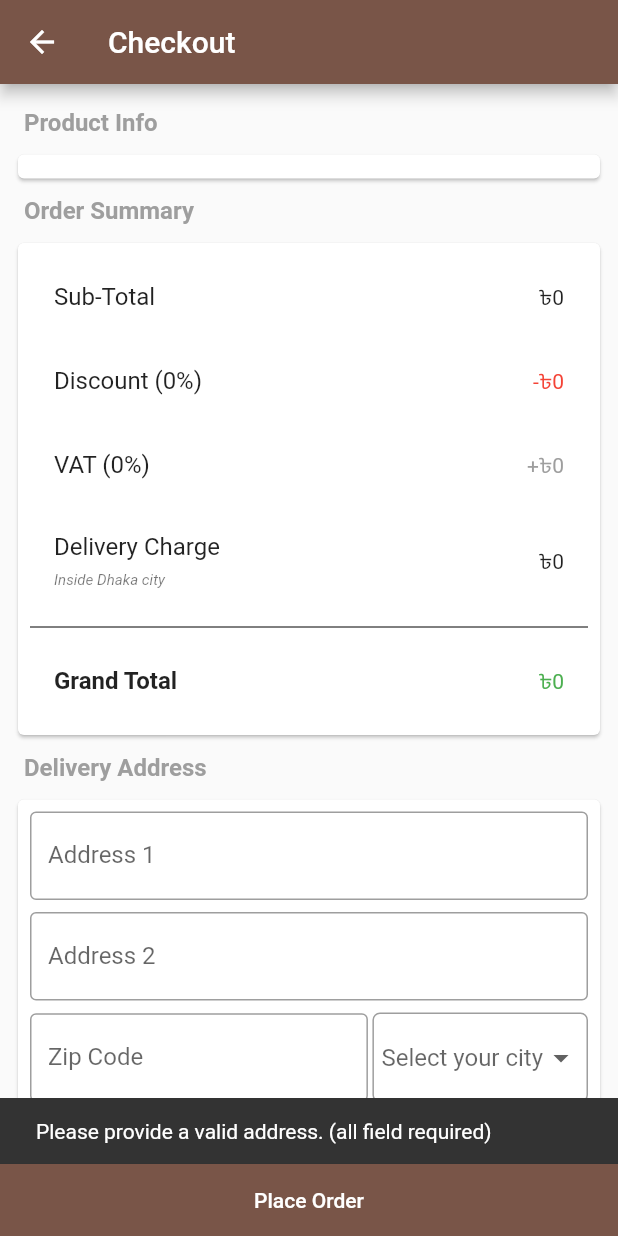
After one commit to ShovonSikder/ecomUser, a Flutter app: the CheckoutPage screen opened by its route, after a tap on "Place Order", on a phone screen of 412 x 824 dp. The commit adds this screen. Run offline on Flutter 3.47's test engine with Material 2 defaults, Android fonts, the phone set to English and light mode, and no system bars; our stand-ins replace cached_network_image, cloud_firestore, connectivity_plus, firebase_auth, firebase_core, firebase_storage and 6 more; accounts and stored records are empty.

Commit message:
checkout from cart

```diff
--- a/lib/customwidgets/cart_bubble_view.dart
+++ b/lib/customwidgets/cart_bubble_view.dart
@@ -1,5 +1,5 @@
 import 'package:ecomuser/pages/cart_page.dart';
-import 'package:ecomuser/providers/card_provider.dart';
+import 'package:ecomuser/providers/cart_provider.dart';
 import 'package:flutter/material.dart';
 import 'package:provider/provider.dart';
 
--- a/lib/customwidgets/cart_item_view.dart
+++ b/lib/customwidgets/cart_item_view.dart
@@ -1,6 +1,6 @@
 import 'package:cached_network_image/cached_network_image.dart';
 import 'package:ecomuser/models/cart_model.dart';
-import 'package:ecomuser/providers/card_provider.dart';
+import 'package:ecomuser/providers/cart_provider.dart';
 import 'package:ecomuser/utils/constants.dart';
 import 'package:flutter/material.dart';
 import 'package:flutter_easyloading/flutter_easyloading.dart';
--- a/lib/main.dart
+++ b/lib/main.dart
@@ -1,8 +1,9 @@
 import 'package:ecomuser/auth/authservice.dart';
 import 'package:ecomuser/pages/cart_page.dart';
+import 'package:ecomuser/pages/checkout_page.dart';
 import 'package:ecomuser/pages/otp_verification_page.dart';
 import 'package:ecomuser/pages/user_profile_page.dart';
-import 'package:ecomuser/providers/card_provider.dart';
+import 'package:ecomuser/providers/cart_provider.dart';
 import 'package:ecomuser/providers/order_provider.dart';
 import 'package:ecomuser/providers/product_provider.dart';
 import 'package:ecomuser/providers/user_provider.dart';
@@ -92,6 +93,7 @@ class _MyAppState extends State<MyApp> with WidgetsBindingObserver {
         UserProfilePage.routeName: (context) => const UserProfilePage(),
         OtpVerificationPage.routeName: (context) => const OtpVerificationPage(),
         CartPage.routeName: (context) => const CartPage(),
+        CheckoutPage.routeName: (context) => const CheckoutPage(),
       },
     );
   }
--- a/lib/models/cart_model.dart
+++ b/lib/models/cart_model.dart
@@ -6,11 +6,13 @@ const String cartFieldProductImageUrl = 'productImageUrl';
 const String cartFieldQuantity = 'quantity';
 const String cartFieldSalePrice = 'salePrice';
 const String cartFieldCategoryId = 'categoryId';
+const String cartFieldProductStock = 'productStock';
 
 class CartModel {
   String productId;
   String productName;
   String productImageUrl;
+  num productStock;
   num quantity;
   num salePrice;
   String categoryId;
@@ -22,6 +24,7 @@ class CartModel {
     this.quantity = 1,
     required this.salePrice,
     required this.categoryId,
+    required this.productStock,
   });
 
   Map<String, dynamic> toMap() {
@@ -32,6 +35,7 @@ class CartModel {
       cartFieldQuantity: quantity,
       cartFieldSalePrice: salePrice,
       cartFieldCategoryId: categoryId,
+      cartFieldProductStock: productStock,
     };
   }
 
@@ -39,6 +43,7 @@ class CartModel {
         productId: map[cartFieldProductId],
         productName: map[cartFieldProductName],
         productImageUrl: map[cartFieldProductImageUrl],
+        productStock: map[cartFieldProductStock],
         quantity: map[cartFieldQuantity],
         salePrice: map[cartFieldSalePrice],
         categoryId: map[cartFieldCategoryId],
--- a/lib/models/order_constant_model.dart
+++ b/lib/models/order_constant_model.dart
@@ -1,5 +1,5 @@
 const String collectionUtils = 'utils';
-const String documentOrderConstants = 'OrderConstants';
+const String documentOrderConstants = 'orderConstants';
 const String orderConFieldDiscount = 'discount';
 const String orderConFieldVat = 'vat';
 const String orderConFieldDeliCharge = 'deliveryCharge';
--- a/lib/models/order_model.dart
+++ b/lib/models/order_model.dart
@@ -1,6 +1,20 @@
 import 'package:ecomuser/models/address_model.dart';
 import 'package:ecomuser/models/cart_model.dart';
 import 'package:ecomuser/models/date_model.dart';
+
+const String collectionOrder = 'Order';
+
+const String orderFieldOrderId = 'orderId';
+const String orderFieldUserId = 'userId';
+const String orderFieldGrandTotal = 'grandTotal';
+const String orderFieldDiscount = 'discount';
+const String orderFieldVAT = 'VAT';
+const String orderFieldOrderStatus = 'orderStatus';
+const String orderFieldPaymentMethod = 'paymentMethod';
+const String orderFieldOrderDate = 'orderDate';
+const String orderFieldDeliveryAddress = 'deliveryAddress';
+const String orderFieldDeliveryCharge = 'deliveryCharge';
+const String orderFieldProductDetails = 'productDetails';
 
 class OrderModel {
   String orderId;
@@ -10,21 +24,54 @@ class OrderModel {
   num grandTotal;
   num discount;
   num VAT;
-
+  num deliveryCharge;
   DateModel orderDate;
   AddressModel deliveryAddress;
   List<CartModel> productDetails;
 
-  OrderModel({
-    required this.orderId,
+  OrderModel(
+      {required this.orderId,
       required this.userId,
       required this.orderStatus,
       required this.paymentMethod,
       required this.grandTotal,
       required this.discount,
       required this.VAT,
+      required this.deliveryCharge,
       required this.orderDate,
       required this.deliveryAddress,
-    required this.productDetails,
-  });
+      required this.productDetails});
+
+  Map<String, dynamic> toMap() {
+    return <String, dynamic>{
+      orderFieldOrderId: orderId,
+      orderFieldUserId: userId,
+      orderFieldOrderStatus: orderStatus,
+      orderFieldPaymentMethod: paymentMethod,
+      orderFieldGrandTotal: grandTotal,
+      orderFieldDiscount: discount,
+      orderFieldVAT: VAT,
+      orderFieldDeliveryCharge: deliveryCharge,
+      orderFieldOrderDate: orderDate.toMap(),
+      orderFieldDeliveryAddress: deliveryAddress.toMap(),
+      orderFieldProductDetails: List.generate(
+          productDetails.length, (index) => productDetails[index].toMap()),
+    };
   }
+
+  factory OrderModel.fromMap(Map<String, dynamic> map) => OrderModel(
+        orderId: map[orderFieldOrderId],
+        userId: map[orderFieldUserId],
+        orderStatus: map[orderFieldOrderStatus],
+        paymentMethod: map[orderFieldPaymentMethod],
+        grandTotal: map[orderFieldGrandTotal],
+        discount: map[orderFieldDiscount],
+        VAT: map[orderFieldVAT],
+        deliveryCharge: map[orderFieldDeliveryCharge],
+        orderDate: DateModel.fromMap(map[orderFieldOrderDate]),
+        deliveryAddress: AddressModel.fromMap(map[orderFieldDeliveryAddress]),
+        productDetails: (map[orderFieldProductDetails] as List)
+            .map((e) => CartModel.fromMap(e))
+            .toList(),
+      );
+}
--- a/lib/pages/cart_page.dart
+++ b/lib/pages/cart_page.dart
@@ -1,5 +1,6 @@
 import 'package:ecomuser/customwidgets/cart_item_view.dart';
-import 'package:ecomuser/providers/card_provider.dart';
+import 'package:ecomuser/pages/checkout_page.dart';
+import 'package:ecomuser/providers/cart_provider.dart';
 import 'package:ecomuser/utils/constants.dart';
 import 'package:flutter/material.dart';
 import 'package:provider/provider.dart';
@@ -40,7 +41,12 @@ class CartPage extends StatelessWidget {
                       style: Theme.of(context).textTheme.headline6,
                     )),
                     OutlinedButton(
-                      onPressed: provider.totalItemsInCart == 0 ? null : () {},
+                      onPressed: provider.totalItemsInCart == 0
+                          ? null
+                          : () {
+                              Navigator.pushNamed(
+                                  context, CheckoutPage.routeName);
+                            },
                       child: const Text('CHEKCOUT'),
                     )
                   ],
--- /dev/null
+++ b/lib/pages/checkout_page.dart
@@ -0,0 +1,329 @@
+import 'package:cloud_firestore/cloud_firestore.dart';
+import 'package:ecomuser/models/address_model.dart';
+import 'package:ecomuser/models/date_model.dart';
+import 'package:ecomuser/models/order_model.dart';
+import 'package:ecomuser/providers/cart_provider.dart';
+import 'package:ecomuser/providers/order_provider.dart';
+import 'package:ecomuser/providers/user_provider.dart';
+import 'package:ecomuser/utils/constants.dart';
+import 'package:ecomuser/utils/helper_functions.dart';
+import 'package:flutter/material.dart';
+import 'package:flutter_easyloading/flutter_easyloading.dart';
+import 'package:provider/provider.dart';
+
+class CheckoutPage extends StatefulWidget {
+  static const String routeName = '/checkout';
+  const CheckoutPage({Key? key}) : super(key: key);
+
+  @override
+  State<CheckoutPage> createState() => _CheckoutPageState();
+}
+
+class _CheckoutPageState extends State<CheckoutPage> {
+  late OrderProvider orderProvider;
+  late CartProvider cartProvider;
+  late UserProvider userProvider;
+
+  String paymentMethodGroupValue = PaymentMethod.cod;
+  String? city;
+
+  final addressLine1Controller = TextEditingController();
+  final addressLine2Controller = TextEditingController();
+  final zipController = TextEditingController();
+
+  @override
+  void didChangeDependencies() {
+    // TODO: implement didChangeDependencies
+    orderProvider = Provider.of<OrderProvider>(context, listen: true);
+    userProvider = Provider.of<UserProvider>(context, listen: false);
+    cartProvider = Provider.of<CartProvider>(context, listen: false);
+    _setAddressMethod();
+    super.didChangeDependencies();
+  }
+
+  @override
+  Widget build(BuildContext context) {
+    return Scaffold(
+      appBar: AppBar(
+        title: const Text('Checkout'),
+      ),
+      body: ListView(
+        padding: const EdgeInsets.all(8),
+        children: [
+          buildHeaderSection('Product Info'),
+          buildProductInfoSection(),
+          buildHeaderSection('Order Summary'),
+          buildOrderSummarySection(),
+          buildHeaderSection('Delivery Address'),
+          buildDeliveryAddressSection(),
+          buildHeaderSection('Payment Method'),
+          buildPaymentMethodSection(),
+        ],
+      ),
+      bottomNavigationBar: Card(
+        shape: OutlineInputBorder(
+          borderRadius: BorderRadius.circular(0),
+          borderSide: BorderSide.none,
+        ),
+        margin: EdgeInsets.only(bottom: 0),
+        color: Theme.of(context).primaryColor,
+        child: ElevatedButton(
+          style: ElevatedButton.styleFrom(
+            shadowColor: Colors.transparent,
+          ),
+          onPressed: _saveOrder,
+          child: const Text('Place Order'),
+        ),
+      ),
+    );
+  }
+
+  Widget buildHeaderSection(String title) {
+    return Padding(
+      padding: const EdgeInsets.all(8),
+      child: Text(
+        title,
+        style: const TextStyle(
+          fontSize: 16,
+          fontWeight: FontWeight.bold,
+          color: Colors.grey,
+        ),
+      ),
+    );
+  }
+
+  Widget buildProductInfoSection() => Card(
+        child: Padding(
+          padding: const EdgeInsets.all(8),
+          child: Column(
+            children: cartProvider.cartList
+                .map((cartModel) => ListTile(
+                      title: Text(cartModel.productName),
+                      trailing: Text(
+                          '${cartModel.quantity} X $currencySymbol${cartModel.salePrice}'),
+                    ))
+                .toList(),
+          ),
+        ),
+      );
+
+  void _saveOrder() {
+    if (addressLine1Controller.text.isEmpty ||
+        addressLine2Controller.text.isEmpty ||
+        zipController.text.isEmpty ||
+        city == null) {
+      showMsg(context, 'Please provide a valid address. (all field required)');
+      return;
+    }
+    EasyLoading.show(status: 'Placing order...');
+    final orderModel = OrderModel(
+      orderId: generateOrderId,
+      userId: userProvider.userModel!.userId,
+      orderStatus: OrderStatus.pending,
+      paymentMethod: paymentMethodGroupValue,
+      grandTotal: orderProvider.getGrandTotal(cartProvider.getCartSubTotal()),
+      discount: orderProvider.getDiscountAmount(cartProvider.getCartSubTotal()),
+      VAT: orderProvider.getVatAmount(cartProvider.getCartSubTotal()),
+      deliveryCharge: orderProvider.orderConstantModel.deliveryCharge,
+      orderDate: DateModel(
+        day: DateTime.now().day,
+        month: DateTime.now().month,
+        year: DateTime.now().year,
+        timestamp: Timestamp.fromDate(
+          DateTime.now(),
+        ),
+      ),
+      deliveryAddress: AddressModel(
+        addressLine1: addressLine1Controller.text,
+        addressLine2: addressLine2Controller.text,
+        city: city,
+        zipcode: zipController.text,
+      ),
+      productDetails: cartProvider.cartList,
+    );
+  }
+
+  Widget buildOrderSummarySection() => Card(
+        child: Padding(
+          padding: const EdgeInsets.all(8),
+          child: Column(
+            children: [
+              ListTile(
+                title: const Text('Sub-Total'),
+                trailing: Text(
+                  '$currencySymbol${cartProvider.getCartSubTotal().toString()}',
+                ),
+              ),
+              ListTile(
+                title: Text(
+                    'Discount (${orderProvider.orderConstantModel.discount}%)'),
+                trailing: Text(
+                  '-$currencySymbol${orderProvider.getDiscountAmount(cartProvider.getCartSubTotal())}',
+                  style: const TextStyle(
+                    color: Colors.red,
+                  ),
+                ),
+              ),
+              ListTile(
+                title: Text('VAT (${orderProvider.orderConstantModel.vat}%)'),
+                trailing: Text(
+                  '+$currencySymbol${orderProvider.getVatAmount(cartProvider.getCartSubTotal())}',
+                  style: const TextStyle(
+                    color: Colors.grey,
+                  ),
+                ),
+              ),
+              ListTile(
+                title: const Text('Delivery Charge'),
+                trailing: Text(
+                  '$currencySymbol${orderProvider.orderConstantModel.deliveryCharge}',
+                ),
+                subtitle: const Text(
+                  'Inside Dhaka city',
+                  style: TextStyle(fontSize: 10, fontStyle: FontStyle.italic),
+                ),
+              ),
+              const Divider(
+                color: Colors.black,
+              ),
+              ListTile(
+                title: const Text(
+                  'Grand Total',
+                  style: TextStyle(
+                    fontWeight: FontWeight.bold,
+                  ),
+                ),
+                trailing: Text(
+                  '$currencySymbol${orderProvider.getGrandTotal(cartProvider.getCartSubTotal())}',
+                  style: const TextStyle(color: Colors.green),
+                ),
+              ),
+            ],
+          ),
+        ),
+      );
+
+  Widget buildDeliveryAddressSection() => Card(
+        child: Padding(
+          padding: const EdgeInsets.all(8),
+          child: Column(
+            children: [
+              TextField(
+                controller: addressLine1Controller,
+                decoration: const InputDecoration(
+                  border: OutlineInputBorder(),
+                  labelText: 'Address 1',
+                ),
+              ),
+              const SizedBox(
+                height: 8,
+              ),
+              TextField(
+                controller: addressLine2Controller,
+                decoration: const InputDecoration(
+                  border: OutlineInputBorder(),
+                  labelText: 'Address 2',
+                ),
+              ),
+              const SizedBox(
+                height: 8,
+              ),
+              Row(
+                children: [
+                  Expanded(
+                    child: TextField(
+                      keyboardType: TextInputType.datetime,
+                      controller: zipController,
+                      decoration: const InputDecoration(
+                        border: OutlineInputBorder(),
+                        labelText: 'Zip Code',
+                      ),
+                    ),
+                  ),
+                  const SizedBox(
+                    width: 3,
+                  ),
+                  Container(
+                    padding: const EdgeInsets.all(5),
+                    decoration: BoxDecoration(
+                        border: Border.all(width: 1, color: Colors.grey),
+                        borderRadius: BorderRadius.circular(5)),
+                    child: DropdownButton<String>(
+                      underline: const Text(''),
+                      elevation: 0,
+                      value: city,
+                      hint: const Text('Select your city'),
+                      isExpanded: false,
+                      onChanged: (value) {
+                        setState(() {
+                          city = value;
+                        });
+                      },
+                      items: cities
+                          .map(
+                            (city) => DropdownMenuItem<String>(
+                              value: city,
+                              child: Text(city),
+                            ),
+                          )
+                          .toList(),
+                    ),
+                  ),
+                ],
+              ),
+            ],
+          ),
+        ),
+      );
+
+  Widget buildPaymentMethodSection() => Card(
+        child: Padding(
+          padding: const EdgeInsets.all(8),
+          child: Row(
+            children: [
+              Radio(
+                value: PaymentMethod.cod,
+                groupValue: paymentMethodGroupValue,
+                onChanged: (value) {
+                  setState(() {
+                    paymentMethodGroupValue = value!;
+                  });
+                },
+              ),
+              const Text(PaymentMethod.cod),
+              Radio(
+                value: PaymentMethod.online,
+                groupValue: paymentMethodGroupValue,
+                onChanged: (value) {
+                  setState(() {
+                    paymentMethodGroupValue = value!;
+                  });
+                },
+              ),
+              const Text(PaymentMethod.online),
+            ],
+          ),
+        ),
+      );
+
+  @override
+  void dispose() {
+    // TODO: implement dispose
+    addressLine1Controller.dispose();
+    addressLine2Controller.dispose();
+    zipController.dispose();
+    super.dispose();
+  }
+
+  void _setAddressMethod() {
+    if (userProvider.userModel != null) {
+      if (userProvider.userModel!.addressModel != null) {
+        final address = userProvider.userModel!.addressModel!;
+        addressLine1Controller.text = address.addressLine1!;
+        addressLine2Controller.text = address.addressLine2!;
+        zipController.text = address.zipcode!;
+        city = address.city;
+      }
+    }
+  }
+}
--- a/lib/pages/product_details_page.dart
+++ b/lib/pages/product_details_page.dart
@@ -4,7 +4,7 @@ import 'package:ecomuser/customwidgets/image_holder_view.dart';
 import 'package:ecomuser/models/comment_model.dart';
 import 'package:ecomuser/models/product_model.dart';
 import 'package:ecomuser/pages/login_page.dart';
-import 'package:ecomuser/providers/card_provider.dart';
+import 'package:ecomuser/providers/cart_provider.dart';
 import 'package:ecomuser/providers/product_provider.dart';
 import 'package:ecomuser/providers/user_provider.dart';
 import 'package:ecomuser/utils/constants.dart';
@@ -98,7 +98,18 @@ class _ProductDetailsPageState extends State<ProductDetailsPage> {
             children: [
               Expanded(
                 child: OutlinedButton.icon(
-                  onPressed: () {},
+                  onPressed: () {
+                    if (AuthService.currentUser!.isAnonymous) {
+                      redirectingDialog(
+                        context: context,
+                        source: ProductDetailsPage.routeName,
+                        destination: LoginPage.routeName,
+                        title: 'Login Required to Rate',
+                        msg: 'Goto Login page to sign up or sign in',
+                      );
+                      return;
+                    }
+                  },
                   icon: const Icon(Icons.favorite),
                   label: const Text(
                     'ADD TO FAVORITE',
@@ -111,16 +122,33 @@ class _ProductDetailsPageState extends State<ProductDetailsPage> {
                   final isInCart =
                       provider.isProductInCart(productModel.productId!);
                   return OutlinedButton.icon(
-                    onPressed: () {
-                      isInCart
-                          ? provider.removeFromCart(productModel.productId!)
-                          : provider.addToCart(productModel);
-                    },
+                    onPressed: productModel.stock == 0
+                        ? null
+                        : () {
+                            if (AuthService.currentUser!.isAnonymous) {
+                              redirectingDialog(
+                                context: context,
+                                source: ProductDetailsPage.routeName,
+                                destination: LoginPage.routeName,
+                                title: 'Login Required to Rate',
+                                msg: 'Goto Login page to sign up or sign in',
+                              );
+                              return;
+                            }
+                            isInCart
+                                ? provider
+                                    .removeFromCart(productModel.productId!)
+                                : provider.addToCart(productModel);
+                          },
                     icon: Icon(isInCart
                         ? Icons.remove_shopping_cart
                         : Icons.shopping_cart),
                     label: Text(
-                      isInCart ? 'REMOVE FROM CART' : 'ADD TO CART',
+                      productModel.stock == 0
+                          ? 'Out of Stock'
+                          : isInCart
+                              ? 'REMOVE FROM CART'
+                              : 'ADD TO CART',
                     ),
                   );
                 }),
--- a/lib/pages/view_product_page.dart
+++ b/lib/pages/view_product_page.dart
@@ -1,7 +1,7 @@
 import 'package:ecomuser/customwidgets/cart_bubble_view.dart';
 import 'package:ecomuser/customwidgets/main_drawer.dart';
 import 'package:ecomuser/customwidgets/product_grid_item_view.dart';
-import 'package:ecomuser/providers/card_provider.dart';
+import 'package:ecomuser/providers/cart_provider.dart';
 import 'package:ecomuser/providers/user_provider.dart';
 import 'package:flutter/material.dart';
 import 'package:provider/provider.dart';
--- a/lib/providers/card_provider.dart
+++ b/lib/providers/cart_provider.dart
@@ -30,6 +30,7 @@ class CartProvider extends ChangeNotifier {
       salePrice: num.parse(calculatePriceAfterDiscount(
           productModel.salePrice, productModel.productDiscount)),
       categoryId: productModel.category.categoryId!,
+      productStock: productModel.stock,
     );
     return DbHelper.addToCart(AuthService.currentUser!.uid, cartModel);
   }
@@ -47,8 +48,10 @@ class CartProvider extends ChangeNotifier {
   }
 
   void increaseQuantity(CartModel cartModel) {
-    cartModel.quantity += 1;
-    DbHelper.updateCartQuantity(AuthService.currentUser!.uid, cartModel);
+    if (cartModel.productStock > cartModel.quantity) {
+      cartModel.quantity += 1;
+      DbHelper.updateCartQuantity(AuthService.currentUser!.uid, cartModel);
+    }
   }
 
   void decreaseQuantity(CartModel cartModel) {
--- a/lib/providers/order_provider.dart
+++ b/lib/providers/order_provider.dart
@@ -9,6 +9,7 @@ class OrderProvider extends ChangeNotifier {
     DbHelper.getOrderSnapshots().listen((snapshot) {
       if (snapshot.exists) {
         orderConstantModel = OrderConstantModel.fromMap(snapshot.data()!);
+        notifyListeners();
       }
     });
   }
@@ -16,4 +17,19 @@ class OrderProvider extends ChangeNotifier {
   Future<void> updateOrderConstants(OrderConstantModel model) {
     return DbHelper.updateOrderConstants(model);
   }
+
+  int getDiscountAmount(num cartSubTotal) =>
+      ((cartSubTotal * orderConstantModel.discount) / 100).round();
+
+  int getVatAmount(num cartSubTotal) =>
+      (((cartSubTotal - getDiscountAmount(cartSubTotal)) *
+                  orderConstantModel.vat) /
+              100)
+          .round();
+
+  int getGrandTotal(num cartSubTotal) => (cartSubTotal -
+          getDiscountAmount(cartSubTotal) +
+          getVatAmount(cartSubTotal) +
+          orderConstantModel.deliveryCharge)
+      .round();
 }
--- a/lib/providers/product_provider.dart
+++ b/lib/providers/product_provider.dart
@@ -38,11 +38,9 @@ class ProductProvider extends ChangeNotifier {
 
   getAllProducts() {
     DbHelper.getAllProducts().listen((snapshot) {
-      print('listening');
       productList = List.generate(snapshot.docs.length,
           (index) => ProductModel.fromMap(snapshot.docs[index].data()));
       notifyListeners();
-      print('listened');
     });
   }
 
--- a/lib/utils/constants.dart
+++ b/lib/utils/constants.dart
@@ -1 +1,27 @@
 const String currencySymbol = '৳';
+const cities = [
+  'Dhaka',
+  'Chittagong',
+  'Rajshahi',
+  'Khulna',
+  'Barishal',
+  'Sylhet',
+  'Comilla',
+  'Noakhali',
+  'Faridpur',
+  'Rangpur',
+  'Gopalgonj'
+];
+
+abstract class OrderStatus {
+  static const String pending = 'Pending';
+  static const String processing = 'Processing';
+  static const String delivered = 'Delivered';
+  static const String cancelled = 'Cancelled';
+  static const String returned = 'Returned';
+}
+
+abstract class PaymentMethod {
+  static const String cod = 'Cash on Delivery';
+  static const String online = 'Online Payment';
+}
--- a/lib/utils/helper_functions.dart
+++ b/lib/utils/helper_functions.dart
@@ -18,3 +18,6 @@ String calculatePriceAfterDiscount(num price, num discount) {
   final discountAmount = (price * discount) / 100;
   return (price - discountAmount).toStringAsFixed(0);
 }
+
+String get generateOrderId =>
+    'SS_${getFormattedDate(DateTime.now(), pattern: 'yyyMMdd_HH:mm:ss')}';
```
Lines whose indentation alone changed are shown as unchanged.
